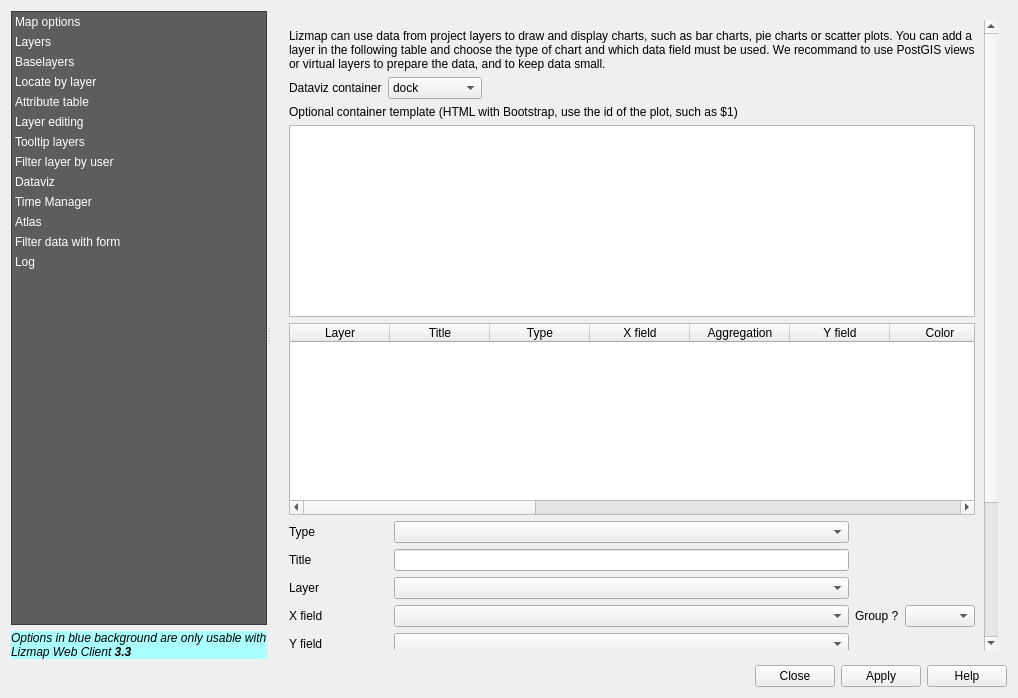
Above: resources/ui/ui_lizmap.ui from 3liz/lizmap-plugin before the change. Below: the same form after it.
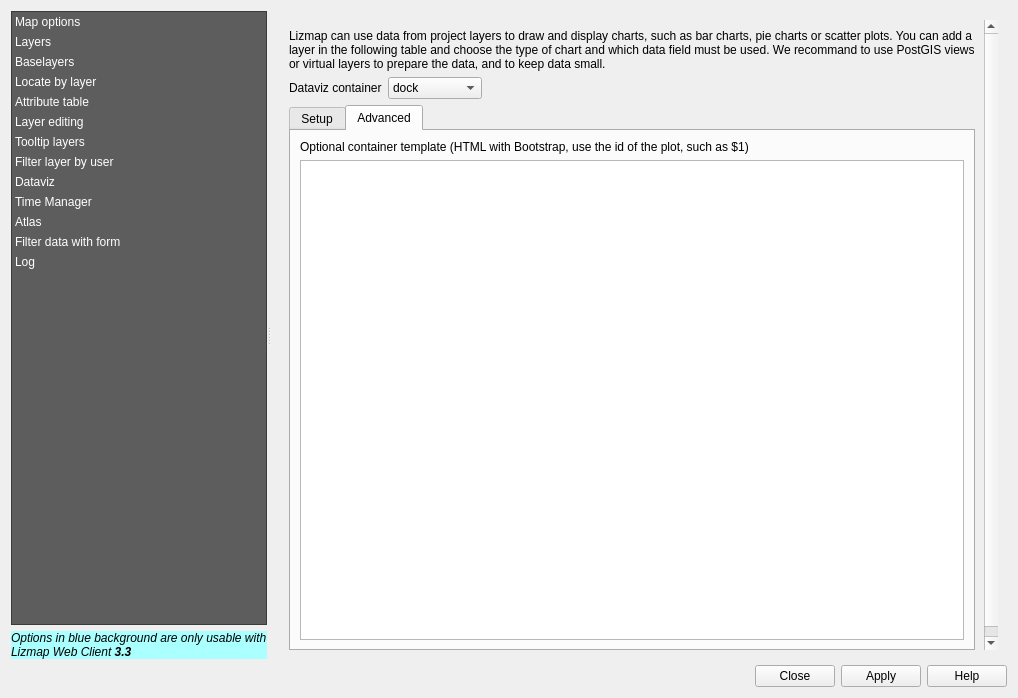
That is the form after the change. The open tabs and pages were chosen to show the change. Custom widgets are drawn as their Qt base class.

Commit message: bulk update of tooltip in the interface

```diff
--- a/resources/ui/ui_lizmap.ui
+++ b/resources/ui/ui_lizmap.ui
@@ -3356,15 +3356,15 @@
                 </layout>
                </item>
                <item>
-                <widget class="QLabel" name="label_97">
-                 <property name="text">
-                  <string>Optional container template (HTML with Bootstrap, use the id of the plot, such as $1)</string>
+                <widget class="QTabWidget" name="tabWidget">
+                 <property name="currentIndex">
+                  <number>0</number>
                  </property>
-                </widget>
-               </item>
-               <item>
-                <widget class="QgsCodeEditorHTML" name="inDatavizTemplate"/>
-               </item>
+                 <widget class="QWidget" name="tab">
+                  <attribute name="title">
+                   <string>Setup</string>
+                  </attribute>
+                  <layout class="QVBoxLayout" name="verticalLayout_48">
                <item>
                 <widget class="QTableWidget" name="twDatavizLayers">
                  <property name="maximumSize">
@@ -3718,6 +3718,27 @@
                </item>
               </layout>
              </widget>
+                 <widget class="QWidget" name="tab_2">
+                  <attribute name="title">
+                   <string>Advanced</string>
+                  </attribute>
+                  <layout class="QVBoxLayout" name="verticalLayout">
+                   <item>
+                    <widget class="QLabel" name="label_97">
+                     <property name="text">
+                      <string>Optional container template (HTML with Bootstrap, use the id of the plot, such as $1)</string>
+                     </property>
+                    </widget>
+                   </item>
+                   <item>
+                    <widget class="QgsCodeEditorHTML" name="inDatavizTemplate"/>
+                   </item>
+                  </layout>
+                 </widget>
+                </widget>
+               </item>
+              </layout>
+             </widget>
             </widget>
            </item>
           </layout>
```
Left out of the diff: 159 changed lines with no effect on the pictures. Lines whose indentation alone changed are shown as unchanged.
